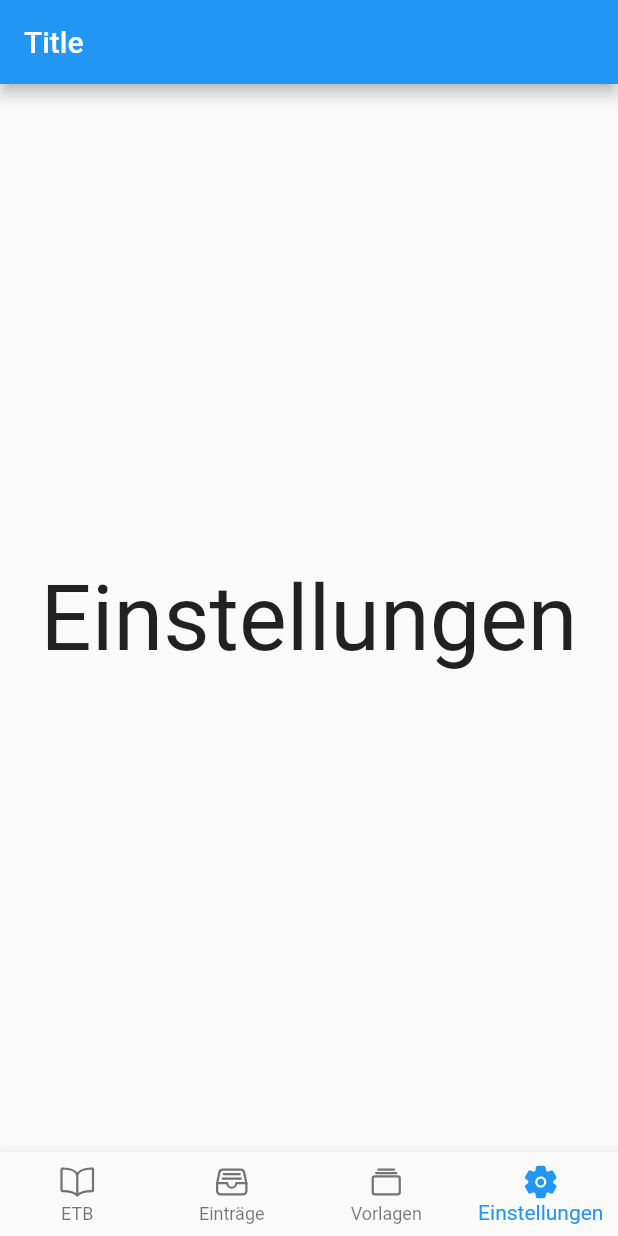
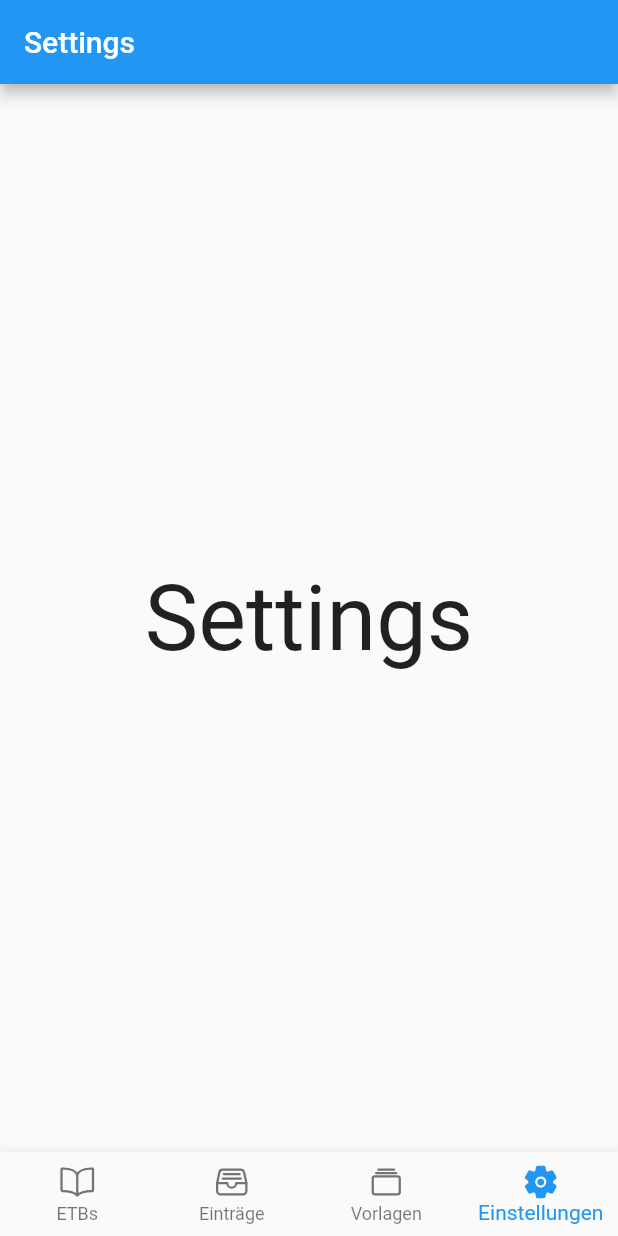
Before and after one commit to reg-is/einsatz_helper, a Flutter app: the screen it shows after launch, item 4 of the bottom bar chosen, on a phone screen of 412 x 824 dp. Run offline on Flutter 3.47's test engine with Material 2 defaults, Android fonts, the phone set to English and light mode, and no system bars; our stand-ins replace flutter_font_icons.

Commit message:
add classes for each page

```diff
--- a/lib/module_etb/etb_start_page.dart
+++ b/lib/module_etb/etb_start_page.dart
@@ -1,49 +1,34 @@
+import 'package:einsatz_helper/module_etb/entries_page.dart';
+import 'package:einsatz_helper/module_etb/etbs_page.dart';
+import 'package:einsatz_helper/module_etb/settings_page.dart';
+import 'package:einsatz_helper/module_etb/templates_page.dart';
 import 'package:flutter/material.dart';
+import 'package:flutter/services.dart';
 import 'package:flutter_font_icons/flutter_font_icons.dart';
 
 class ETBStartPage extends StatefulWidget {
-  const ETBStartPage({ Key? key }) : super(key: key);
+  const ETBStartPage({Key? key}) : super(key: key);
 
   @override
   State<ETBStartPage> createState() => _ETBStartPageState();
 }
 
 class _ETBStartPageState extends State<ETBStartPage> {
-    int currentIdx = 0;
+  int currentIdx = 0;
   final screens = const [
-    Center(
-      child: Text(
-        'ETB',
-        style: TextStyle(fontSize: 60),
-      ),
-    ),
-    Center(
-      child: Text(
-        'Einträge',
-        style: TextStyle(fontSize: 60),
-      ),
-    ),
-    Center(
-      child: Text(
-        'Vorlagen',
-        style: TextStyle(fontSize: 60),
-      ),
-    ),
-    Center(
-      child: Text(
-        'Einstellungen',
-        style: TextStyle(fontSize: 60),
-      ),
-    ),
+    ETBsPage(),
+    EntriesPage(),
+    TemplatesPage(),
+    SettingsPage(),
   ];
+
   @override
   Widget build(BuildContext context) {
     return Scaffold(
-      appBar: AppBar(
-        title: Text('Title')),
       body: screens[currentIdx],
       bottomNavigationBar: BottomNavigationBar(
-      type: BottomNavigationBarType.fixed,
+          //elevation: 8,
+          type: BottomNavigationBarType.fixed,
           //backgroundColor: Color.fromARGB(255, 220, 219, 219),
           currentIndex: currentIdx,
           onTap: (index) => setState(() {
@@ -53,7 +38,7 @@ class _ETBStartPageState extends State<ETBStartPage> {
             BottomNavigationBarItem(
               icon: Icon(Ionicons.book_outline),
               activeIcon: Icon(Ionicons.book),
-              label: 'ETB',
+              label: 'ETBs',
               // backgroundColor: Colors.yellow,
             ),
             BottomNavigationBarItem(
--- /dev/null
+++ b/lib/module_etb/settings_page.dart
@@ -0,0 +1,20 @@
+import 'package:flutter/material.dart';
+
+class SettingsPage extends StatelessWidget {
+  const SettingsPage({Key? key}) : super(key: key);
+
+  @override
+  Widget build(BuildContext context) {
+    return Scaffold(
+      appBar: AppBar(
+        title: const Text('Settings'),
+      ),
+      body: const Center(
+        child: Text(
+          'Settings',
+          style: TextStyle(fontSize: 60),
+        ),
+      ),
+    );
+  }
+}
```
Also changed, not shown: lib/module_etb/entries_page.dart (added, +20 -0 lines), lib/module_etb/etbs_page.dart (added, +20 -0 lines), lib/module_etb/templates_page.dart (added, +20 -0 lines).
